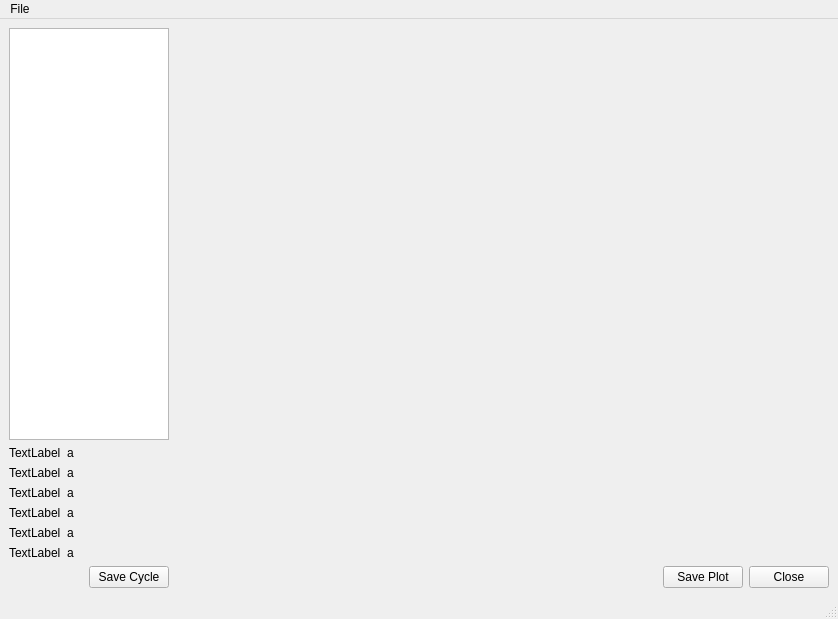
Old version of the form ui/VoltamUI.ui in the repository eancedeg/pyVoltammogram.
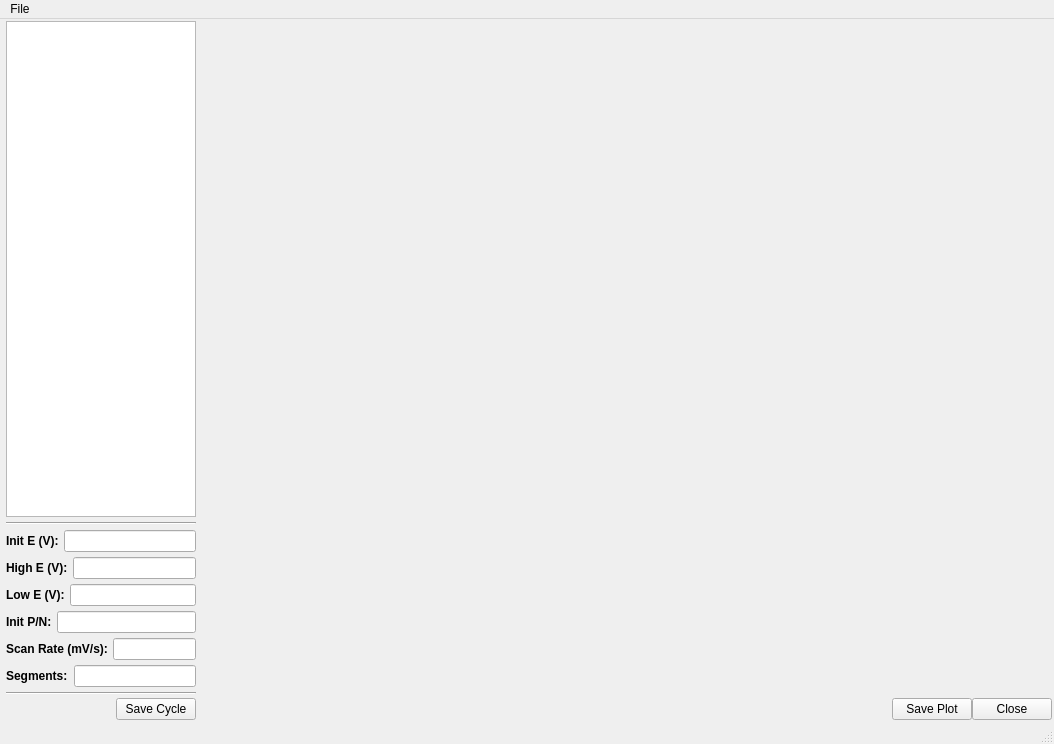
New version of the form.

```diff
--- a/ui/VoltamUI.ui
+++ b/ui/VoltamUI.ui
@@ -6,20 +6,35 @@
    <rect>
     <x>0</x>
     <y>0</y>
-    <width>838</width>
-    <height>619</height>
+    <width>1054</width>
+    <height>744</height>
    </rect>
   </property>
   <property name="windowTitle">
    <string>Voltammetry Editor</string>
   </property>
   <widget class="QWidget" name="centralwidget">
-   <layout class="QHBoxLayout" name="horizontalLayout_3" stretch="0,1">
-    <property name="sizeConstraint">
-     <enum>QLayout::SetDefaultConstraint</enum>
+   <layout class="QHBoxLayout" name="horizontalLayout_9" stretch="0,2">
+    <property name="spacing">
+     <number>0</number>
+    </property>
+    <property name="leftMargin">
+     <number>2</number>
+    </property>
+    <property name="topMargin">
+     <number>2</number>
+    </property>
+    <property name="rightMargin">
+     <number>2</number>
+    </property>
+    <property name="bottomMargin">
+     <number>2</number>
     </property>
     <item>
-     <layout class="QVBoxLayout" name="verticalLayout" stretch="1,0,0">
+     <layout class="QVBoxLayout" name="verticalLayout_3">
+      <property name="leftMargin">
+       <number>4</number>
+      </property>
       <item>
        <widget class="QListWidget" name="cycles">
         <property name="sizePolicy">
@@ -36,7 +51,7 @@
         </property>
         <property name="maximumSize">
          <size>
-          <width>160</width>
+          <width>190</width>
           <height>16777215</height>
          </size>
         </property>
@@ -52,95 +67,262 @@
        </widget>
       </item>
       <item>
-       <layout class="QFormLayout" name="formLayout">
-        <item row="0" column="0">
+       <layout class="QVBoxLayout" name="verticalLayout">
+        <property name="spacing">
+         <number>5</number>
+        </property>
+        <property name="sizeConstraint">
+         <enum>QLayout::SetDefaultConstraint</enum>
+        </property>
+        <property name="topMargin">
+         <number>5</number>
+        </property>
+        <property name="bottomMargin">
+         <number>5</number>
+        </property>
+        <item>
+         <widget class="Line" name="line_2">
+          <property name="orientation">
+           <enum>Qt::Horizontal</enum>
+          </property>
+         </widget>
+        </item>
+        <item>
+         <layout class="QHBoxLayout" name="horizontalLayout_3" stretch="0,1">
+          <item>
          <widget class="QLabel" name="label_6">
+            <property name="sizePolicy">
+             <sizepolicy hsizetype="Fixed" vsizetype="Preferred">
+              <horstretch>0</horstretch>
+              <verstretch>0</verstretch>
+             </sizepolicy>
+            </property>
           <property name="text">
-           <string>TextLabel</string>
+             <string>&lt;html&gt;&lt;head/&gt;&lt;body&gt;&lt;p&gt;&lt;span style=&quot; font-weight:600;&quot;&gt;Init E (V):&lt;/span&gt;&lt;/p&gt;&lt;/body&gt;&lt;/html&gt;</string>
           </property>
          </widget>
         </item>
-        <item row="0" column="1">
-         <widget class="QLabel" name="label_7">
-          <property name="text">
-           <string>a</string>
-          </property>
-         </widget>
-        </item>
-        <item row="1" column="0">
+          <item>
+           <widget class="QLineEdit" name="initv">
+            <property name="sizePolicy">
+             <sizepolicy hsizetype="Ignored" vsizetype="Minimum">
+              <horstretch>1</horstretch>
+              <verstretch>0</verstretch>
+             </sizepolicy>
+            </property>
+            <property name="maximumSize">
+             <size>
+              <width>16777215</width>
+              <height>16777215</height>
+             </size>
+            </property>
+            <property name="acceptDrops">
+             <bool>false</bool>
+            </property>
+            <property name="alignment">
+             <set>Qt::AlignRight|Qt::AlignTrailing|Qt::AlignVCenter</set>
+            </property>
+           </widget>
+          </item>
+         </layout>
+        </item>
+        <item>
+         <layout class="QHBoxLayout" name="horizontalLayout_4">
+          <item>
          <widget class="QLabel" name="label">
+            <property name="sizePolicy">
+             <sizepolicy hsizetype="Fixed" vsizetype="Preferred">
+              <horstretch>0</horstretch>
+              <verstretch>0</verstretch>
+             </sizepolicy>
+            </property>
           <property name="text">
-           <string>TextLabel</string>
+             <string>&lt;html&gt;&lt;head/&gt;&lt;body&gt;&lt;p&gt;&lt;span style=&quot; font-weight:600;&quot;&gt;High E (V):&lt;/span&gt;&lt;/p&gt;&lt;/body&gt;&lt;/html&gt;</string>
           </property>
          </widget>
         </item>
-        <item row="1" column="1">
-         <widget class="QLabel" name="label_8">
-          <property name="text">
-           <string>a</string>
-          </property>
-         </widget>
-        </item>
-        <item row="2" column="0">
+          <item>
+           <widget class="QLineEdit" name="highv">
+            <property name="sizePolicy">
+             <sizepolicy hsizetype="Ignored" vsizetype="Minimum">
+              <horstretch>1</horstretch>
+              <verstretch>0</verstretch>
+             </sizepolicy>
+            </property>
+            <property name="maximumSize">
+             <size>
+              <width>16777215</width>
+              <height>16777215</height>
+             </size>
+            </property>
+            <property name="alignment">
+             <set>Qt::AlignRight|Qt::AlignTrailing|Qt::AlignVCenter</set>
+            </property>
+           </widget>
+          </item>
+         </layout>
+        </item>
+        <item>
+         <layout class="QHBoxLayout" name="horizontalLayout_5">
+          <item>
          <widget class="QLabel" name="label_2">
+            <property name="sizePolicy">
+             <sizepolicy hsizetype="Fixed" vsizetype="Preferred">
+              <horstretch>0</horstretch>
+              <verstretch>0</verstretch>
+             </sizepolicy>
+            </property>
           <property name="text">
-           <string>TextLabel</string>
+             <string>&lt;html&gt;&lt;head/&gt;&lt;body&gt;&lt;p&gt;&lt;span style=&quot; font-weight:600;&quot;&gt;Low E (V):&lt;/span&gt;&lt;/p&gt;&lt;/body&gt;&lt;/html&gt;</string>
           </property>
          </widget>
         </item>
-        <item row="2" column="1">
-         <widget class="QLabel" name="label_9">
-          <property name="text">
-           <string>a</string>
-          </property>
-         </widget>
-        </item>
-        <item row="3" column="0">
+          <item>
+           <widget class="QLineEdit" name="lowv">
+            <property name="sizePolicy">
+             <sizepolicy hsizetype="Ignored" vsizetype="Minimum">
+              <horstretch>1</horstretch>
+              <verstretch>0</verstretch>
+             </sizepolicy>
+            </property>
+            <property name="maximumSize">
+             <size>
+              <width>16777215</width>
+              <height>16777215</height>
+             </size>
+            </property>
+            <property name="alignment">
+             <set>Qt::AlignRight|Qt::AlignTrailing|Qt::AlignVCenter</set>
+            </property>
+           </widget>
+          </item>
+         </layout>
+        </item>
+        <item>
+         <layout class="QHBoxLayout" name="horizontalLayout_6">
+          <item>
          <widget class="QLabel" name="label_3">
+            <property name="sizePolicy">
+             <sizepolicy hsizetype="Fixed" vsizetype="Preferred">
+              <horstretch>0</horstretch>
+              <verstretch>0</verstretch>
+             </sizepolicy>
+            </property>
           <property name="text">
-           <string>TextLabel</string>
+             <string>&lt;html&gt;&lt;head/&gt;&lt;body&gt;&lt;p&gt;&lt;span style=&quot; font-weight:600;&quot;&gt;Init P/N:&lt;/span&gt;&lt;/p&gt;&lt;/body&gt;&lt;/html&gt;</string>
           </property>
          </widget>
         </item>
-        <item row="3" column="1">
-         <widget class="QLabel" name="label_10">
-          <property name="text">
-           <string>a</string>
-          </property>
-         </widget>
-        </item>
-        <item row="4" column="0">
+          <item>
+           <widget class="QLineEdit" name="initpn">
+            <property name="sizePolicy">
+             <sizepolicy hsizetype="Ignored" vsizetype="Minimum">
+              <horstretch>1</horstretch>
+              <verstretch>0</verstretch>
+             </sizepolicy>
+            </property>
+            <property name="maximumSize">
+             <size>
+              <width>16777215</width>
+              <height>16777215</height>
+             </size>
+            </property>
+            <property name="alignment">
+             <set>Qt::AlignRight|Qt::AlignTrailing|Qt::AlignVCenter</set>
+            </property>
+           </widget>
+          </item>
+         </layout>
+        </item>
+        <item>
+         <layout class="QHBoxLayout" name="horizontalLayout_7">
+          <item>
          <widget class="QLabel" name="label_4">
+            <property name="sizePolicy">
+             <sizepolicy hsizetype="Fixed" vsizetype="Fixed">
+              <horstretch>0</horstretch>
+              <verstretch>0</verstretch>
+             </sizepolicy>
+            </property>
           <property name="text">
-           <string>TextLabel</string>
+             <string>&lt;html&gt;&lt;head/&gt;&lt;body&gt;&lt;p&gt;&lt;span style=&quot; font-weight:600;&quot;&gt;Scan Rate (mV/s):&lt;/span&gt;&lt;/p&gt;&lt;/body&gt;&lt;/html&gt;</string>
           </property>
          </widget>
         </item>
-        <item row="4" column="1">
-         <widget class="QLabel" name="label_11">
-          <property name="text">
-           <string>a</string>
-          </property>
-         </widget>
-        </item>
-        <item row="5" column="0">
+          <item>
+           <widget class="QLineEdit" name="scanrate">
+            <property name="sizePolicy">
+             <sizepolicy hsizetype="Ignored" vsizetype="Minimum">
+              <horstretch>0</horstretch>
+              <verstretch>0</verstretch>
+             </sizepolicy>
+            </property>
+            <property name="maximumSize">
+             <size>
+              <width>16777215</width>
+              <height>16777215</height>
+             </size>
+            </property>
+            <property name="alignment">
+             <set>Qt::AlignRight|Qt::AlignTrailing|Qt::AlignVCenter</set>
+            </property>
+           </widget>
+          </item>
+         </layout>
+        </item>
+        <item>
+         <layout class="QHBoxLayout" name="horizontalLayout_8">
+          <property name="spacing">
+           <number>6</number>
+          </property>
+          <item>
          <widget class="QLabel" name="label_5">
+            <property name="sizePolicy">
+             <sizepolicy hsizetype="Fixed" vsizetype="Fixed">
+              <horstretch>0</horstretch>
+              <verstretch>0</verstretch>
+             </sizepolicy>
+            </property>
           <property name="text">
-           <string>TextLabel</string>
+             <string>&lt;html&gt;&lt;head/&gt;&lt;body&gt;&lt;p&gt;&lt;span style=&quot; font-weight:600;&quot;&gt;Segments:&lt;/span&gt;&lt;/p&gt;&lt;/body&gt;&lt;/html&gt;</string>
           </property>
          </widget>
         </item>
-        <item row="5" column="1">
-         <widget class="QLabel" name="label_12">
-          <property name="text">
-           <string>a</string>
-          </property>
+          <item>
+           <widget class="QLineEdit" name="segments">
+            <property name="sizePolicy">
+             <sizepolicy hsizetype="Ignored" vsizetype="Minimum">
+              <horstretch>0</horstretch>
+              <verstretch>0</verstretch>
+             </sizepolicy>
+            </property>
+            <property name="maximumSize">
+             <size>
+              <width>16777215</width>
+              <height>16777215</height>
+             </size>
+            </property>
+            <property name="alignment">
+             <set>Qt::AlignRight|Qt::AlignTrailing|Qt::AlignVCenter</set>
+            </property>
          </widget>
         </item>
        </layout>
+        </item>
+       </layout>
+      </item>
+      <item>
+       <widget class="Line" name="line">
+        <property name="orientation">
+         <enum>Qt::Horizontal</enum>
+        </property>
+       </widget>
       </item>
       <item>
        <layout class="QHBoxLayout" name="horizontalLayout">
+        <property name="topMargin">
+         <number>3</number>
+        </property>
         <item>
          <spacer name="horizontalSpacer">
           <property name="orientation">
@@ -210,7 +392,7 @@
     <rect>
      <x>0</x>
      <y>0</y>
-     <width>838</width>
+     <width>1054</width>
      <height>22</height>
     </rect>
    </property>
```
Left out of the diff: 2 changed lines with no effect on the pictures. Lines whose indentation alone changed are shown as unchanged.
